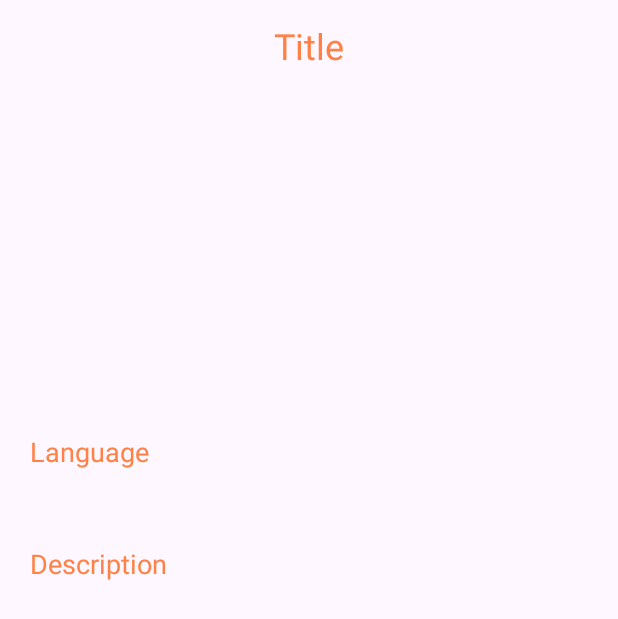
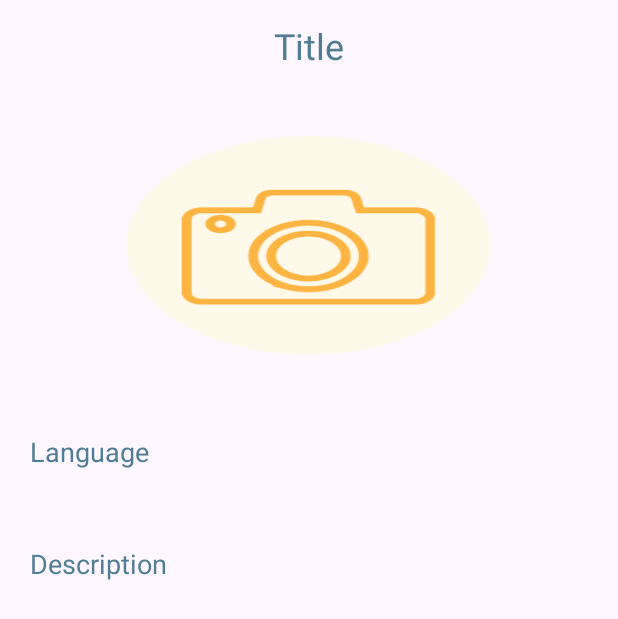
Before and after one commit to Maroomalrefai/Khalee_Application, an Android app: the detailActivity screen opened directly, with no data from a screen before it, on a phone screen of 412 x 824 dp. Shown: the top 619 px of the screen. Run offline under Robolectric (Android 15) with nearby library versions, the phone set to English and light mode, and no system bars; Roboto replaces fonts that are not available here.

Commit message:
detailActivity

```diff
--- a/app/src/main/java/com/example/sallaapplication/uploadActivity.java
+++ b/app/src/main/java/com/example/sallaapplication/uploadActivity.java
@@ -74,7 +74,7 @@ public class uploadActivity extends AppCompatActivity {
 
         String userId = getCurrentUserId();
         if (userId != null) {
-            StorageReference storageReference = FirebaseStorage.getInstance().getReference().child("Android Tutorials").child(userId).child("images")
+            StorageReference storageReference = FirebaseStorage.getInstance().getReference().child("Android Tutorials").child("images").child(userId)
                     .child(uri.getLastPathSegment());
 
 
@@ -109,7 +109,7 @@ public class uploadActivity extends AppCompatActivity {
 
         HistoryData dataClass = new HistoryData(title, desc, lang, imageURL);
 
-        FirebaseDatabase.getInstance().getReference("Android Tutorials").child(userId).child("images").child(uri.getLastPathSegment())
+        FirebaseDatabase.getInstance().getReference("Android Tutorials").child("images").child(userId).child(uri.getLastPathSegment())
                 .setValue(dataClass).addOnCompleteListener(new OnCompleteListener<Void>() {
                     @Override
                     public void onComplete(@NonNull Task<Void> task) {
--- a/app/src/main/res/layout/activity_detail.xml
+++ b/app/src/main/res/layout/activity_detail.xml
@@ -15,13 +15,14 @@
         android:textSize="24sp"
         android:layout_gravity="center"
         android:layout_marginBottom="12dp"
-        android:textColor="@color/orange"/>
+        android:textColor="@color/blue"/>
 
     <ImageView
         android:layout_width="400dp"
         android:layout_height="200dp"
         android:id="@+id/detailImage"
         android:padding="8dp"
+        android:src="@drawable/cameraiconbright"
         android:layout_gravity="center"
         android:scaleType="fitXY"/>
 
@@ -34,7 +35,7 @@
         android:layout_gravity="center"
         android:id="@+id/detailLang"
         android:textSize="18sp"
-        android:textColor="@color/orange"/>
+        android:textColor="@color/blue"/>
 
     <TextView
         android:layout_width="match_parent"
@@ -45,5 +46,5 @@
         android:layout_gravity="center"
         android:id="@+id/detailDesc"
         android:textSize="18sp"
-        android:textColor="@color/orange"/>
+        android:textColor="@color/blue"/>
 </LinearLayout>
```
Also changed, not shown: app/src/main/java/com/adapter/MyAdapter.java (+21 -1 lines), app/src/main/res/layout/activity_history.xml (+17 -1 lines), app/src/main/java/com/example/sallaapplication/History.java (line endings or trailing spaces).
